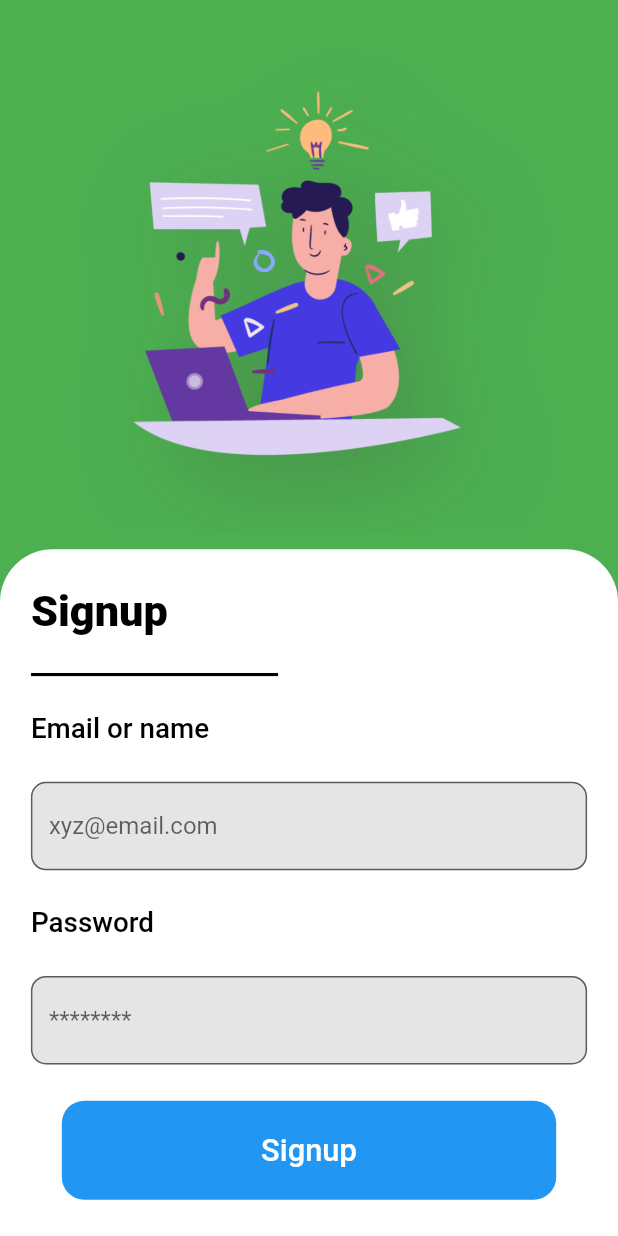
After one commit to ambanikousik/upskill_app, a Flutter app: the RegistrationScreen screen opened directly, on a phone screen of 412 x 824 dp. The commit adds this screen. Run offline on Flutter 3.47's test engine with Material 2 defaults, Android fonts, the phone set to English and light mode, and no system bars; our stand-ins replace bloc, equatable, fl_chart, flutter_bloc, font_awesome_flutter.

Commit message:
bloc 70%

```diff
--- a/lib/bloc/contributor_bloc/contributor_state.dart
+++ b/lib/bloc/contributor_bloc/contributor_state.dart
@@ -1,4 +1,6 @@
 import 'package:equatable/equatable.dart';
+import 'package:upskillapp/models/contributor_model.dart';
+import 'package:meta/meta.dart';
 
 abstract class ContributorState extends Equatable {
   const ContributorState();
@@ -27,4 +29,22 @@ class ContributorEditTestState extends ContributorState {}
 
 class ContributorProfileState extends ContributorState {}
 
-class ContributorTestDetailsState extends ContributorState {}
+class ContributorTestDetailsState extends ContributorState {
+
+  final ContributorModel contributorModel;
+
+  const ContributorTestDetailsState({@required this.contributorModel})
+      : assert(contributorModel != null);
+
+  @override
+  List<Object> get props => [contributorModel];
+
+  @override
+  String toString() =>
+      'ContributorTestDetailsState { name: ${contributorModel.name}}';
+
+}
+
+class ContributorLoadingState extends ContributorState {}
+
+class ContributorErrorState extends ContributorState {}
--- a/lib/bloc/user_bloc/user_event.dart
+++ b/lib/bloc/user_bloc/user_event.dart
@@ -34,3 +34,7 @@ class ResultUserEvent extends UserEvent {
 }
 
 class AnalysisUserEvent extends UserEvent {}
+
+class LoginUserEvent extends UserEvent {}
+
+class SignUpUserEvent extends UserEvent {}
--- a/lib/bloc/user_bloc/user_state.dart
+++ b/lib/bloc/user_bloc/user_state.dart
@@ -83,6 +83,10 @@ class AnalysisUserState extends UserState {
 
 }
 
+class LoginUserState extends UserState {}
+
+class SignUpUserState extends UserState {}
+
 class LoadingUserState extends UserState {}
 
 class ErrorUserState extends UserState {}
--- a/lib/main.dart
+++ b/lib/main.dart
@@ -35,7 +35,8 @@ class MyApp extends StatelessWidget {
               UpskillBloc(upskillRepository: upskillRepository),
         ),
         BlocProvider<ContributorBloc>(
-          create: (BuildContext context) => ContributorBloc(),
+          create: (BuildContext context) =>
+              ContributorBloc(upskillRepository: upskillRepository),
         ),
         BlocProvider<TestBloc>(
           create: (BuildContext context) =>
--- a/lib/models/models.dart
+++ b/lib/models/models.dart
@@ -8,3 +8,4 @@ export 'subdomains_model.dart';
 export 'topics_model.dart';
 export 'test_model.dart';
 export 'analysis_model.dart';
+export 'contributor_model.dart';
--- a/lib/presentation/presentation.dart
+++ b/lib/presentation/presentation.dart
@@ -15,6 +15,7 @@ export 'screens/user/test_screen.dart';
 export 'screens/user/result_screen.dart';
 export 'screens/user/analytic_screen.dart';
 export 'screens/user/user_splash_screen.dart';
+export 'screens/user/registration_screen.dart';
 
 
 //------------------ CONTRIBUTOR ----------------//
--- /dev/null
+++ b/lib/presentation/screens/user/registration_screen.dart
@@ -0,0 +1,87 @@
+import 'package:flutter/cupertino.dart';
+import 'package:flutter/material.dart';
+import 'package:upskillapp/data/data.dart';
+import 'package:upskillapp/presentation/presentation.dart';
+import 'package:upskillapp/bloc/bloc.dart';
+
+class RegistrationScreen extends StatelessWidget {
+  @override
+  Widget build(BuildContext context) {
+    return Scaffold(
+      backgroundColor: Colors.green,
+      body: Column(
+        children: <Widget>[
+          Expanded(
+            flex: 4,
+            child: Image.asset(cover1),
+          ),
+          Expanded(
+            flex: 5,
+            child: Container(
+              width: width * 100,
+              child: Container(
+                margin: EdgeInsets.symmetric(horizontal: width * 5),
+                child: Column(
+                  crossAxisAlignment: CrossAxisAlignment.start,
+                  mainAxisAlignment: MainAxisAlignment.spaceEvenly,
+                  children: <Widget>[
+                    Text('Signup', style: headline_1),
+                    Container(
+                      color: Colors.black,
+                      height: height / 4,
+                      width: width * 40,
+                    ),
+                    Text(
+                      'Email or name',
+                      style: normalText_1,
+                    ),
+                    TextField(
+                      keyboardType: TextInputType.emailAddress,
+                      autofocus: false,
+                      decoration: InputDecoration(
+                        hintText: 'xyz@email.com',
+                        fillColor: Colors.black.withOpacity(0.1),
+                        filled: true,
+                        border: OutlineInputBorder(
+                            borderRadius: BorderRadius.circular(10.0),
+                            borderSide: BorderSide(color: Colors.black)),
+                      ),
+                    ),
+                    Text(
+                      'Password',
+                      style: normalText_1,
+                    ),
+                    TextField(
+                      keyboardType: TextInputType.visiblePassword,
+                      obscureText: true,
+                      autofocus: false,
+                      decoration: InputDecoration(
+                        hintText: '********',
+                        fillColor: Colors.black.withOpacity(0.1),
+                        filled: true,
+                        border: OutlineInputBorder(
+                            borderRadius: BorderRadius.circular(10.0)),
+                      ),
+                    ),
+                    BlueButton(
+                      buttonText: 'Signup',
+                      action: () {
+                        BlocProvider.of<UserBloc>(context)
+                            .add(AnalysisUserEvent());
+                      },
+                    ),
+                  ],
+                ),
+              ),
+              decoration: BoxDecoration(
+                  color: Colors.white,
+                  borderRadius: BorderRadius.only(
+                      topLeft: Radius.circular(35),
+                      topRight: Radius.circular(35))),
+            ),
+          ),
+        ],
+      ),
+    );
+  }
+}
--- a/lib/presentation/screens/user/result_screen.dart
+++ b/lib/presentation/screens/user/result_screen.dart
@@ -70,7 +70,7 @@ class ResultScreen extends StatelessWidget {
             BlueButton(
               buttonText: 'See result statistics',
               action: () {
-                BlocProvider.of<UserBloc>(context).add(AnalysisUserEvent());
+                BlocProvider.of<UserBloc>(context).add(LoginUserEvent());
               },
             ),
           ],
--- a/lib/repository/upskill_repository.dart
+++ b/lib/repository/upskill_repository.dart
@@ -36,4 +36,10 @@ class UpskillRepository {
     return analysisModel;
   }
 
+  Future<ContributorModel> getContributor() async {
+    final ContributorModel contributorModel = await upskillApiClient
+        .getContributor();
+    return contributorModel;
+  }
+
 }
```
Also changed, not shown: lib/bloc/contributor_bloc/contributor_bloc.dart (+26 -5 lines), lib/bloc/user_bloc/user_bloc.dart (+20 -0 lines), lib/models/contributor_model.dart (added, +110 -0 lines), lib/presentation/screens/upskill/contributor.dart (+21 -0 lines), lib/presentation/screens/upskill/user.dart (+32 -0 lines), lib/presentation/screens/user/signin_screen.dart (+21 -5 lines), lib/repository/upskill_api_client.dart (+34 -0 lines).
